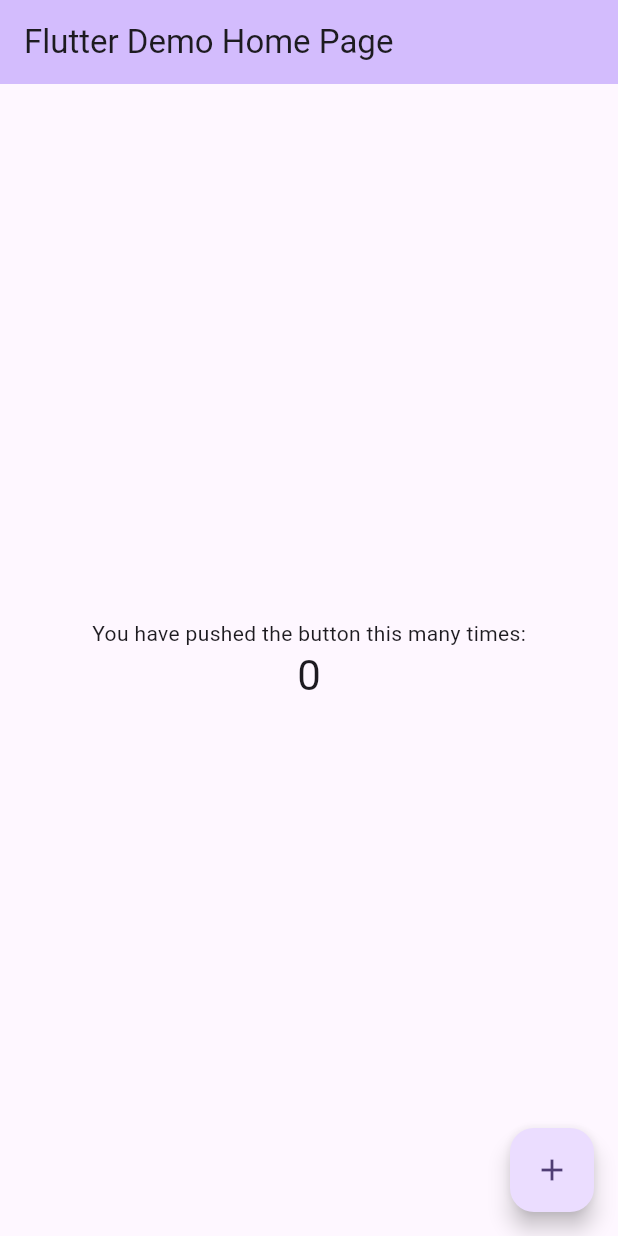
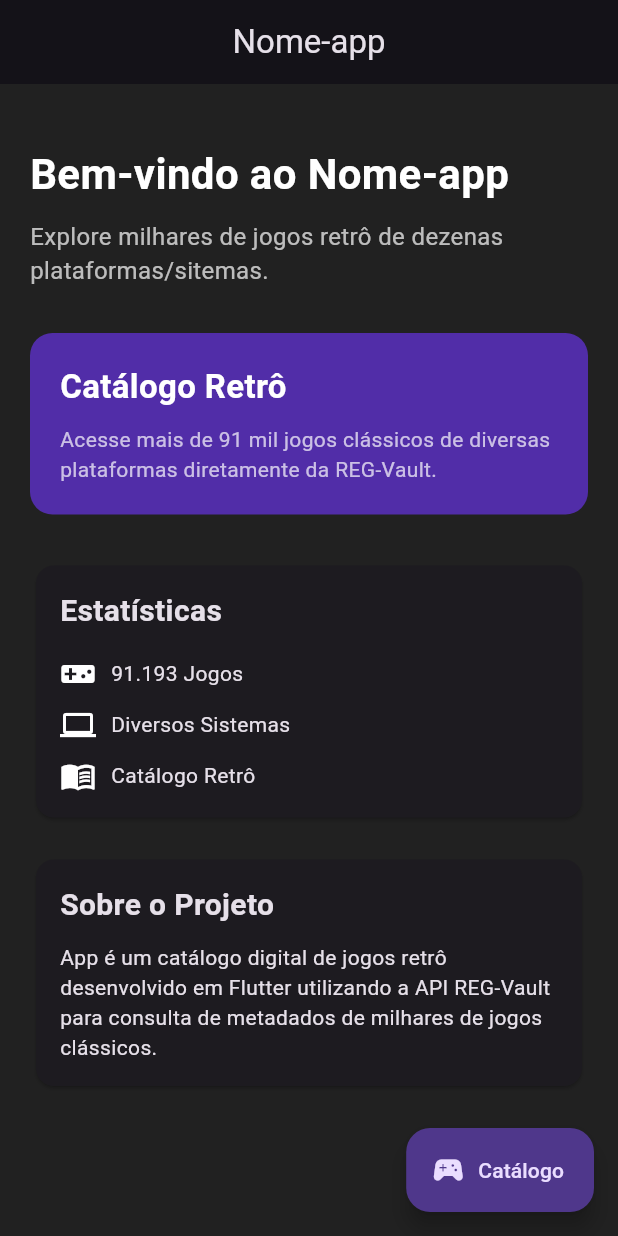
Before and after one commit to PHS-00/app-retro-games, a Flutter app: the screen it shows after launch, on a phone screen of 412 x 824 dp. Run offline on Flutter 3.47's test engine with Material 3 defaults, Android fonts, the phone set to English and light mode, and no system bars; our stand-ins replace get.

Commit message:
Adicionar Templade de Home e Catalogo

```diff
--- a/lib/main.dart
+++ b/lib/main.dart
@@ -1,122 +1,57 @@
+// import 'package:flutter/material.dart';
+
+// import 'package:get/get.dart';
+
+// import 'app/routes/app_pages.dart';
+
+// void main() {
+//   runApp(
+//     GetMaterialApp(
+//       title: "Application",
+//       initialRoute: AppPages.INITIAL,
+//       getPages: AppPages.routes,
+//     ),
+//   );
+// }
+
 import 'package:flutter/material.dart';
+import 'package:get/get.dart';
+
+import 'view/home_page.dart';
+import 'view/catalog_page.dart';
 
 void main() {
-  runApp(const MyApp());
+  runApp(const RetroVaultApp());
 }
 
-class MyApp extends StatelessWidget {
-  const MyApp({super.key});
+class RetroVaultApp extends StatelessWidget {
+  const RetroVaultApp({super.key});
 
-  // This widget is the root of your application.
   @override
   Widget build(BuildContext context) {
-    return MaterialApp(
-      title: 'Flutter Demo',
+    return GetMaterialApp(
+      title: 'RetroVault',
+      debugShowCheckedModeBanner: false,
+
       theme: ThemeData(
-        // This is the theme of your application.
-        //
-        // TRY THIS: Try running your application with "flutter run". You'll see
-        // the application has a purple toolbar. Then, without quitting the app,
-        // try changing the seedColor in the colorScheme below to Colors.green
-        // and then invoke "hot reload" (save your changes or press the "hot
-        // reload" button in a Flutter-supported IDE, or press "r" if you used
-        // the command line to start the app).
-        //
-        // Notice that the counter didn't reset back to zero; the application
-        // state is not lost during the reload. To reset the state, use hot
-        // restart instead.
-        //
-        // This works for code too, not just values: Most code changes can be
-        // tested with just a hot reload.
-        colorScheme: ColorScheme.fromSeed(seedColor: Colors.deepPurple),
+        brightness: Brightness.dark,
+        primarySwatch: Colors.deepPurple,
+        scaffoldBackgroundColor: Colors.grey[900],
       ),
-      home: const MyHomePage(title: 'Flutter Demo Home Page'),
+
+      initialRoute: '/',
+
+      getPages: [
+        GetPage(
+          name: '/',
+          page: () => const HomePage(),
+        ),
+
+        GetPage(
+          name: '/catalogo',
+          page: () => const CatalogPage(),
+        ),
+      ],
     );
   }
 }
-
-class MyHomePage extends StatefulWidget {
-  const MyHomePage({super.key, required this.title});
-
-  // This widget is the home page of your application. It is stateful, meaning
-  // that it has a State object (defined below) that contains fields that affect
-  // how it looks.
-
-  // This class is the configuration for the state. It holds the values (in this
-  // case the title) provided by the parent (in this case the App widget) and
-  // used by the build method of the State. Fields in a Widget subclass are
-  // always marked "final".
-
-  final String title;
-
-  @override
-  State<MyHomePage> createState() => _MyHomePageState();
-}
-
-class _MyHomePageState extends State<MyHomePage> {
-  int _counter = 0;
-
-  void _incrementCounter() {
-    setState(() {
-      // This call to setState tells the Flutter framework that something has
-      // changed in this State, which causes it to rerun the build method below
-      // so that the display can reflect the updated values. If we changed
-      // _counter without calling setState(), then the build method would not be
-      // called again, and so nothing would appear to happen.
-      _counter++;
-    });
-  }
-
-  @override
-  Widget build(BuildContext context) {
-    // This method is rerun every time setState is called, for instance as done
-    // by the _incrementCounter method above.
-    //
-    // The Flutter framework has been optimized to make rerunning build methods
-    // fast, so that you can just rebuild anything that needs updating rather
-    // than having to individually change instances of widgets.
-    return Scaffold(
-      appBar: AppBar(
-        // TRY THIS: Try changing the color here to a specific color (to
-        // Colors.amber, perhaps?) and trigger a hot reload to see the AppBar
-        // change color while the other colors stay the same.
-        backgroundColor: Theme.of(context).colorScheme.inversePrimary,
-        // Here we take the value from the MyHomePage object that was created by
-        // the App.build method, and use it to set our appbar title.
-        title: Text(widget.title),
-      ),
-      body: Center(
-        // Center is a layout widget. It takes a single child and positions it
-        // in the middle of the parent.
-        child: Column(
-          // Column is also a layout widget. It takes a list of children and
-          // arranges them vertically. By default, it sizes itself to fit its
-          // children horizontally, and tries to be as tall as its parent.
-          //
-          // Column has various properties to control how it sizes itself and
-          // how it positions its children. Here we use mainAxisAlignment to
-          // center the children vertically; the main axis here is the vertical
-          // axis because Columns are vertical (the cross axis would be
-          // horizontal).
-          //
-          // TRY THIS: Invoke "debug painting" (choose the "Toggle Debug Paint"
-          // action in the IDE, or press "p" in the console), to see the
-          // wireframe for each widget.
-          mainAxisAlignment: MainAxisAlignment.center,
-          children: <Widget>[
-            const Text('You have pushed the button this many times:'),
-            Text(
-              '$_counter',
-              style: Theme.of(context).textTheme.headlineMedium,
-            ),
-          ],
-        ),
-      ),
-      floatingActionButton: FloatingActionButton(
-        onPressed: _incrementCounter,
-        tooltip: 'Increment',
-        child: const Icon(Icons.add),
-      ), // This trailing comma makes auto-formatting nicer for build methods.
-    );
-  }
-}
--- /dev/null
+++ b/lib/view/home_page.dart
@@ -0,0 +1,181 @@
+import 'package:flutter/material.dart';
+import 'package:get/get.dart';
+
+class HomePage extends StatelessWidget {
+  const HomePage({super.key});
+
+  @override
+  Widget build(BuildContext context) {
+    return Scaffold(
+      backgroundColor: Colors.grey[900],
+
+      appBar: AppBar(
+        title: const Text("Nome-app"),
+        centerTitle: true,
+      ),
+
+      floatingActionButton: FloatingActionButton.extended(
+        onPressed: () {
+          Get.toNamed('/catalogo');
+        },
+        icon: const Icon(Icons.sports_esports),
+        label: const Text("Catálogo"),
+      ),
+
+      body: SingleChildScrollView(
+        child: Padding(
+          padding: const EdgeInsets.all(20),
+
+          child: Column(
+            crossAxisAlignment: CrossAxisAlignment.start,
+
+            children: [
+
+              const SizedBox(height: 20),
+
+              const Text(
+                "Bem-vindo ao Nome-app",
+                style: TextStyle(
+                  fontSize: 28,
+                  fontWeight: FontWeight.bold,
+                  color: Colors.white,
+                ),
+              ),
+
+              const SizedBox(height: 10),
+
+              const Text(
+                "Explore milhares de jogos retrô de dezenas plataformas/sitemas.",
+                style: TextStyle(
+                  fontSize: 16,
+                  color: Colors.white70,
+                ),
+              ),
+
+              const SizedBox(height: 30),
+
+              Container(
+                width: double.infinity,
+                padding: const EdgeInsets.all(20),
+
+                decoration: BoxDecoration(
+                  color: Colors.deepPurple.shade700,
+                  borderRadius: BorderRadius.circular(15),
+                ),
+
+                child: const Column(
+                  crossAxisAlignment: CrossAxisAlignment.start,
+
+                  children: [
+
+                    Text(
+                      "Catálogo Retrô",
+                      style: TextStyle(
+                        color: Colors.white,
+                        fontSize: 22,
+                        fontWeight: FontWeight.bold,
+                      ),
+                    ),
+
+                    SizedBox(height: 10),
+
+                    Text(
+                      "Acesse mais de 91 mil jogos clássicos de diversas plataformas diretamente da REG-Vault.",
+                      style: TextStyle(
+                        color: Colors.white70,
+                      ),
+                    ),
+                  ],
+                ),
+              ),
+
+              const SizedBox(height: 30),
+
+              Card(
+                child: Padding(
+                  padding: const EdgeInsets.all(16),
+
+                  child: Column(
+                    crossAxisAlignment: CrossAxisAlignment.start,
+
+                    children: [
+
+                      const Text(
+                        "Estatísticas",
+                        style: TextStyle(
+                          fontSize: 20,
+                          fontWeight: FontWeight.bold,
+                        ),
+                      ),
+
+                      const SizedBox(height: 15),
+
+                      Row(
+                        children: const [
+                          Icon(Icons.videogame_asset),
+                          SizedBox(width: 10),
+                          Text("91.193 Jogos"),
+                        ],
+                      ),
+
+                      const SizedBox(height: 10),
+
+                      Row(
+                        children: const [
+                          Icon(Icons.computer),
+                          SizedBox(width: 10),
+                          Text("Diversos Sistemas"),
+                        ],
+                      ),
+
+                      const SizedBox(height: 10),
+
+                      Row(
+                        children: const [
+                          Icon(Icons.menu_book),
+                          SizedBox(width: 10),
+                          Text("Catálogo Retrô"),
+                        ],
+                      ),
+                    ],
+                  ),
+                ),
+              ),
+
+              const SizedBox(height: 20),
+
+              Card(
+                child: Padding(
+                  padding: const EdgeInsets.all(16),
+
+                  child: Column(
+                    crossAxisAlignment: CrossAxisAlignment.start,
+
+                    children: const [
+
+                      Text(
+                        "Sobre o Projeto",
+                        style: TextStyle(
+                          fontSize: 20,
+                          fontWeight: FontWeight.bold,
+                        ),
+                      ),
+
+                      SizedBox(height: 10),
+
+                      Text(
+                        "App é um catálogo digital de jogos retrô desenvolvido em Flutter utilizando a API REG-Vault para consulta de metadados de milhares de jogos clássicos.",
+                      ),
+                    ],
+                  ),
+                ),
+              ),
+
+              const SizedBox(height: 80),
+            ],
+          ),
+        ),
+      ),
+    );
+  }
+}
```
Also changed, not shown: lib/view/catalog_page.dart (added, +199 -0 lines).
